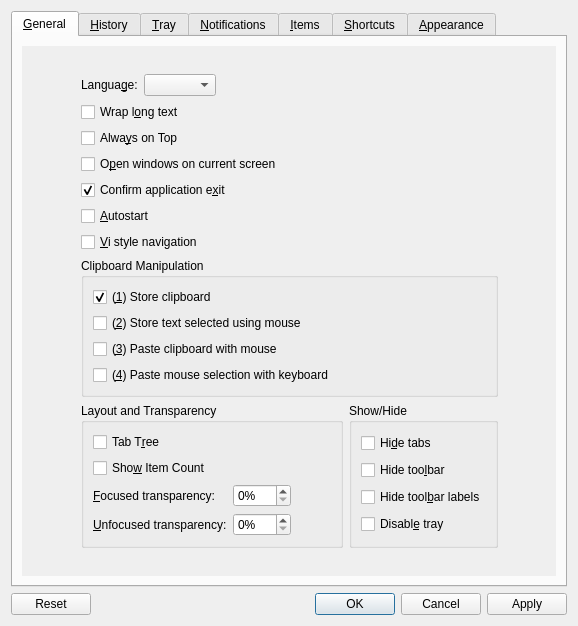
The window that src/ui/configurationmanager.ui (hluk/CopyQ) describes before a commit, drawn with Qt 5.
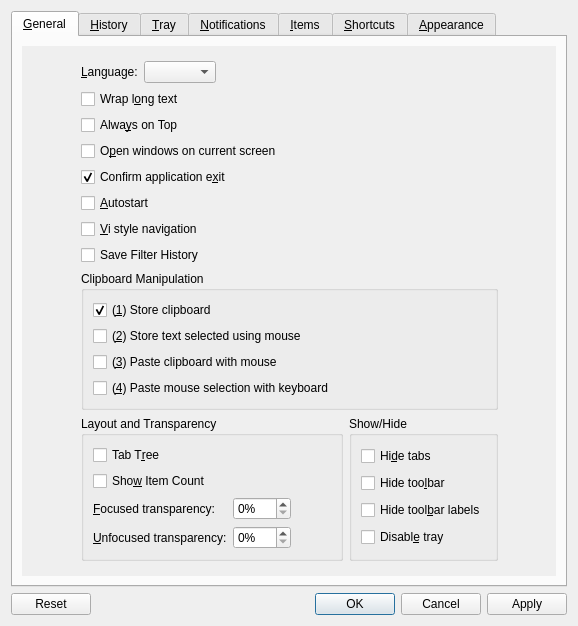
The same window after the commit. Custom widgets are drawn as their Qt base class.

Commit message: Save history and option to disable history saving

Diff of the .ui file:
```diff
--- a/src/ui/configurationmanager.ui
+++ b/src/ui/configurationmanager.ui
@@ -46,8 +46,8 @@
            <rect>
             <x>0</x>
             <y>0</y>
-            <width>550</width>
-            <height>544</height>
+            <width>526</width>
+            <height>555</height>
            </rect>
           </property>
           <layout class="QHBoxLayout" name="horizontalLayout_15">
@@ -87,7 +87,7 @@
                <item>
                 <widget class="QLabel" name="label">
                  <property name="text">
-                  <string>Langua&amp;ge:</string>
+                  <string>&amp;Language:</string>
                  </property>
                  <property name="buddy">
                   <cstring>comboBoxLanguage</cstring>
@@ -175,6 +175,13 @@
                </property>
               </widget>
              </item>
+             <item>
+              <widget class="QCheckBox" name="checkBoxSaveFilterHistory">
+               <property name="text">
+                <string>Save Filter History</string>
+               </property>
+              </widget>
+             </item>
              <item>
               <widget class="QGroupBox" name="groupBox">
                <property name="title">
```
Left out of the diff: 13 changed lines with no effect on the pictures. The commit also changes 6 other files.
